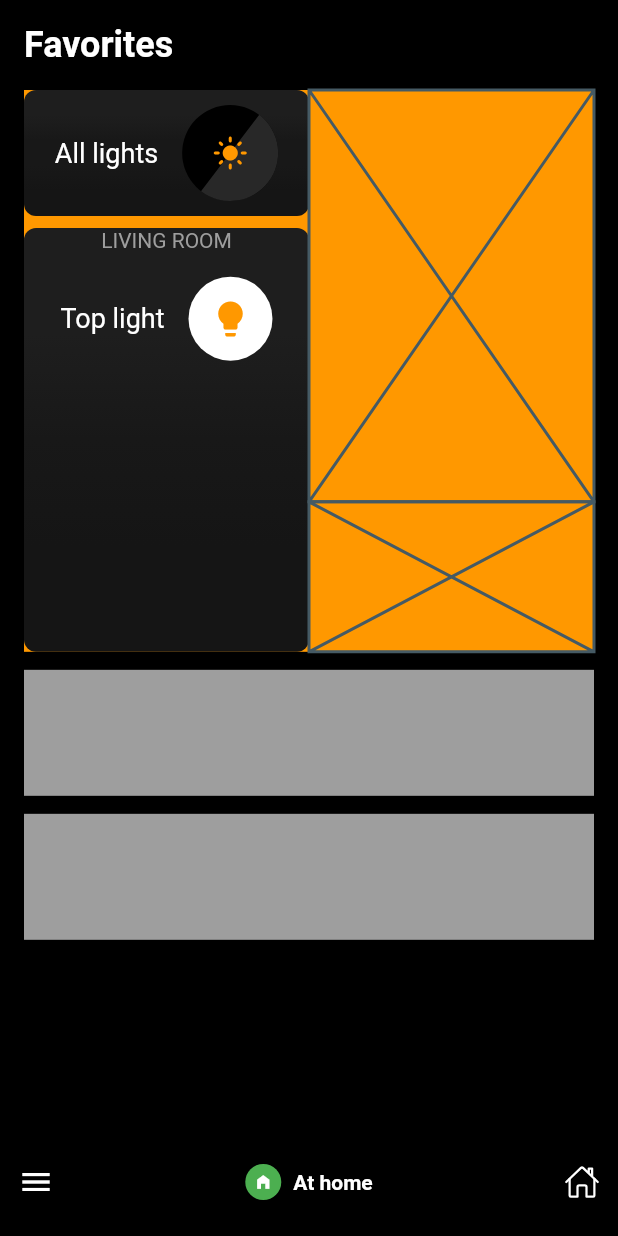
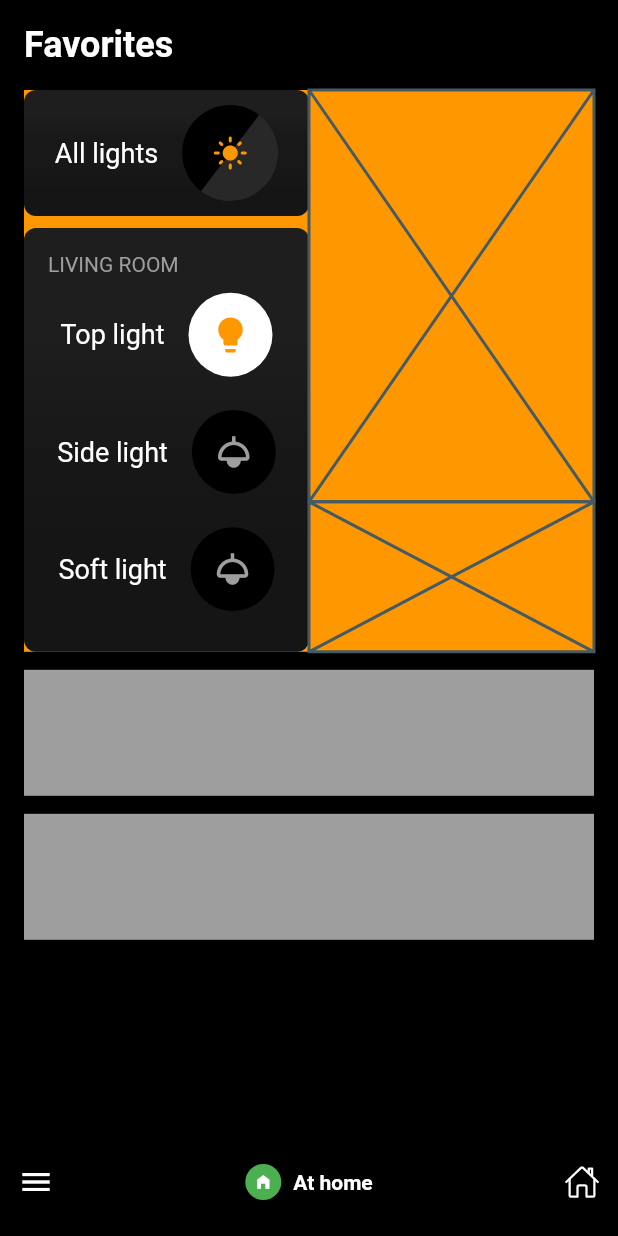
Before and after one commit to JAICHANGPARK/flutter_notebook_chapter_24, a Flutter app: the HomeAssistantMainPage screen opened directly, on a phone screen of 412 x 824 dp. Run offline on Flutter 3.47's test engine with Material 2 defaults, Android fonts, the phone set to English and light mode, and no system bars; our stand-ins replace flutter_riverpod, freezed_annotation, ionicons; missing offline and left inert: crypto_font_icons.

Commit message:
Update home_assistant_main_page.dart

```diff
--- a/lib/ep1361_home_assistant_app/view/home_assistant_main_page.dart
+++ b/lib/ep1361_home_assistant_app/view/home_assistant_main_page.dart
@@ -125,7 +125,9 @@ class _HomeAssistantMainPageState extends State<HomeAssistantMainPage> {
                                   end: Alignment.bottomCenter,
                                 ),
                               ),
+                              padding: EdgeInsets.all(16),
                               child: Column(
+                                crossAxisAlignment: CrossAxisAlignment.start,
                                 children: [
                                   Text(
                                     "LIVING ROOM",
@@ -155,19 +157,62 @@ class _HomeAssistantMainPageState extends State<HomeAssistantMainPage> {
                                             Icons.lightbulb,
                                             size: 28,
                                           ),
-
                                         ),
                                       ],
                                     ),
                                   ),
                                   Expanded(
-                                      child: Row(
-                                    children: [],
-                                  )),
+                                    child: Row(
+                                      mainAxisAlignment: MainAxisAlignment.center,
+                                      children: const [
+                                        Text(
+                                          "Side light",
+                                          style: TextStyle(
+                                            color: Colors.white,
+                                            fontSize: 18,
+                                          ),
+                                        ),
+                                        SizedBox(
+                                          width: 16,
+                                        ),
+                                        CircleAvatar(
+                                          backgroundColor: Colors.black,
+                                          foregroundColor: Colors.grey,
+                                          radius: 28,
+                                          child: Icon(
+                                            Icons.light,
+                                            size: 28,
+                                          ),
+                                        ),
+                                      ],
+                                    ),
+                                  ),
                                   Expanded(
-                                      child: Row(
-                                    children: [],
-                                  ))
+                                    child: Row(
+                                      mainAxisAlignment: MainAxisAlignment.center,
+                                      children: const [
+                                        Text(
+                                          "Soft light",
+                                          style: TextStyle(
+                                            color: Colors.white,
+                                            fontSize: 18,
+                                          ),
+                                        ),
+                                        SizedBox(
+                                          width: 16,
+                                        ),
+                                        CircleAvatar(
+                                          backgroundColor: Colors.black,
+                                          foregroundColor: Colors.grey,
+                                          radius: 28,
+                                          child: Icon(
+                                            Icons.light,
+                                            size: 28,
+                                          ),
+                                        ),
+                                      ],
+                                    ),
+                                  ),
                                 ],
                               ),
                             ),
```
